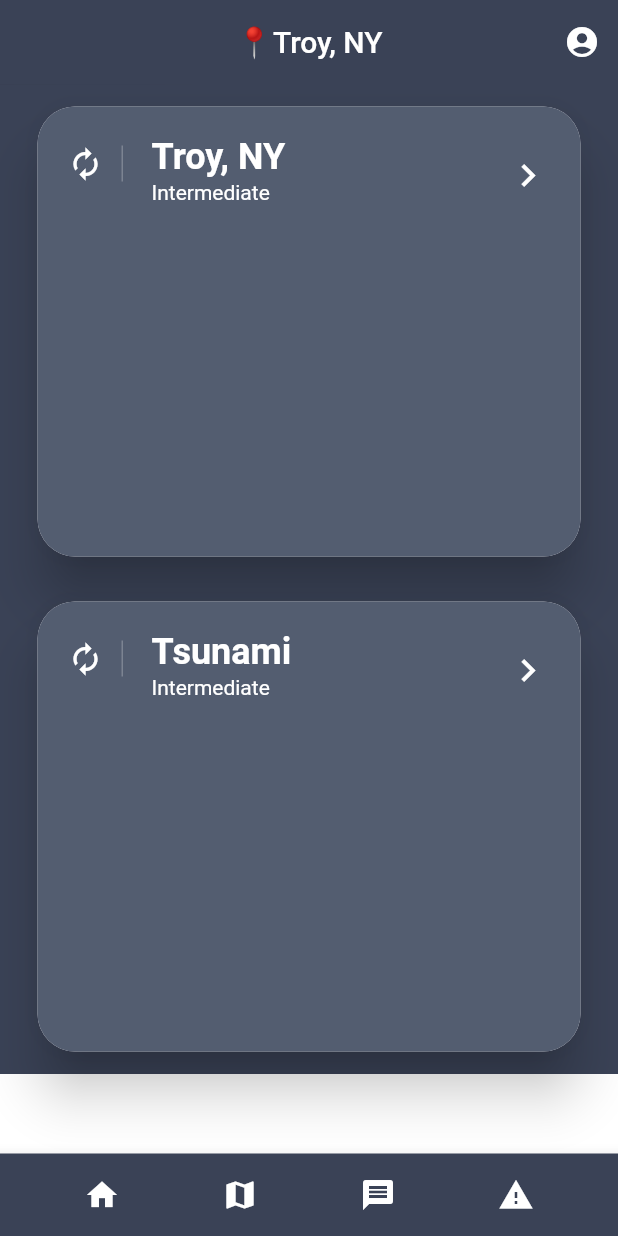
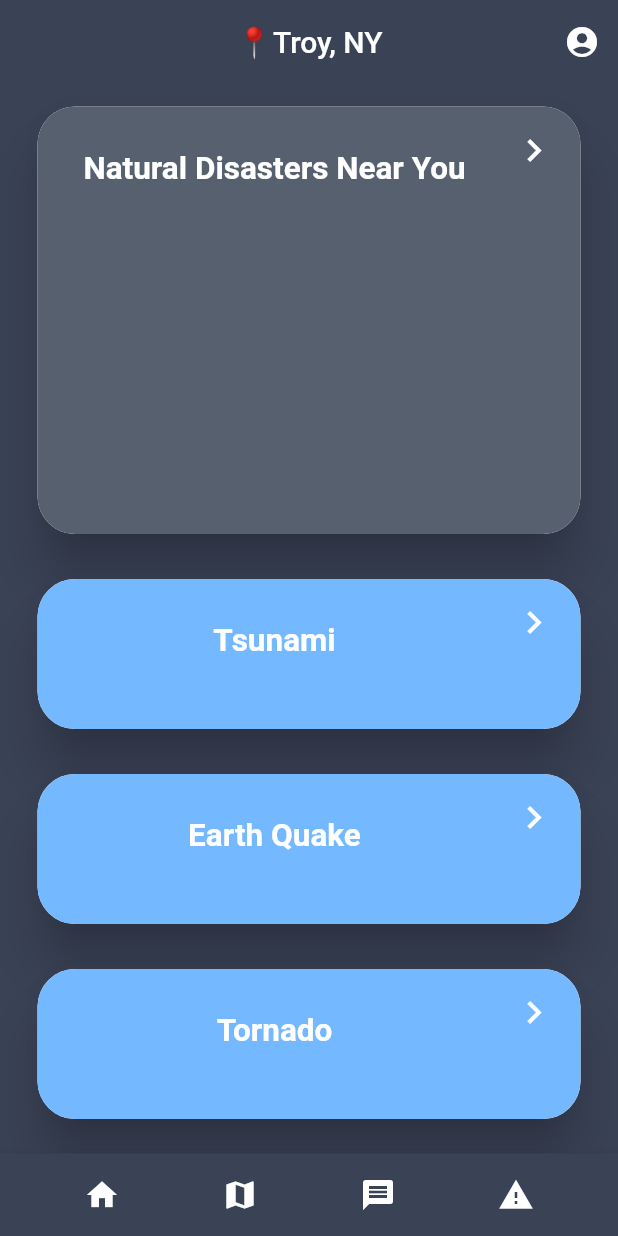
Before and after one commit to rolandrao/Hackathon2019pt2, a Flutter app: the screen it shows after launch, on a phone screen of 412 x 824 dp. Run offline on Flutter 3.47's test engine with Material 2 defaults, Android fonts, the phone set to English and light mode, and no system bars; our stand-ins replace bloc, cached_network_image, cloud_firestore, dio, equatable, firebase_auth and 6 more; accounts and stored records are empty.

Commit message:
Stable Version with Chat

```diff
--- a/lib/EarthQuakeTips.dart
+++ b/lib/EarthQuakeTips.dart
@@ -50,7 +50,7 @@ class _EarthQuakePageState extends State<EarthQuakePage> {
     ListTile makeListTile(Lesson lesson, MaterialPageRoute k) => ListTile(
 
       title: Text(
-         "                                                                " + lesson.title,
+        "                                                                " + lesson.title,
         style: TextStyle(color: lesson.colorTitle, fontWeight: FontWeight.bold, fontSize: 18, ),
         textAlign: TextAlign.center,
       ),
--- a/lib/main.dart
+++ b/lib/main.dart
@@ -1,13 +1,16 @@
 
+import 'package:hackathon2019pt2/EarthQuakeTips.dart';
 import 'package:hackathon2019pt2/Emergency.dart';
+import 'package:hackathon2019pt2/Social.dart';
 import 'package:hackathon2019pt2/map.dart';
 import 'package:hackathon2019pt2/model/lesson.dart';
 import 'package:flutter/material.dart';
 import 'package:hackathon2019pt2/detail_page.dart';
+import 'package:hackathon2019pt2/tornado.dart';
+import 'package:hackathon2019pt2/tsunami.dart';
 import 'package:hackathon2019pt2/ui/home/home_page.dart';
 import 'package:dio/dio.dart';
-import 'package:hackathon2019pt2/Social.dart';
-import 'package:hackathon2019pt2/utils/home.dart';
+import 'package:hackathon2019pt2/wildfire.dart';
 
 void main() => runApp(new MyApp());
 
@@ -44,61 +47,149 @@ class _ListPageState extends State<ListPage> {
 
 
 
-
   @override
   Widget build(BuildContext context) {
-    ListTile makeListTile(Lesson lesson) => ListTile(
-      contentPadding:
-      EdgeInsets.symmetric(horizontal: 20.0, vertical: 10.0),
-      leading: Container(
-        padding: EdgeInsets.only(right: 12.0),
-        decoration: new BoxDecoration(
-            border: new Border(
-                right: new BorderSide(width: 1.0, color: Colors.white24))),
-        child: Icon(Icons.autorenew, color: Colors.white),
+    ListTile makeListTile(Lesson lesson, MaterialPageRoute k) => ListTile(
+      title: Text(
+        "                                                                            " + lesson.title,
+        style: TextStyle(color: lesson.colorTitle, fontWeight: FontWeight.bold, fontSize: 21), textAlign: TextAlign.center,
       ),
-      title: Text(
-        lesson.title,
-        style: TextStyle(color: Colors.white, fontWeight: FontWeight.bold, fontSize: 24),
-      ),
-       subtitle: Text("Intermediate", style: TextStyle(color: Colors.white)),
+      //subtitle: Text(lesson.content, style: TextStyle(color: lesson.colorSub, fontSize: 16, fontWeight:  FontWeight.bold)),
 
       trailing:
       Icon(Icons.keyboard_arrow_right, color: Colors.white, size: 30.0),
       onTap: () {
         Navigator.push(
             context,
-            MaterialPageRoute(
-                builder: (context) => DetailPage()));
+            k);
       },
     );
-
-    Card makeCard(Lesson lesson) => Card(
+    ListView makeBody() => ListView
+      (
+      children: <Widget>[
+        Card(
           elevation: 15.0,
           margin: new EdgeInsets.symmetric(horizontal: 25.0, vertical: 15.0),
           shape: RoundedRectangleBorder(
             borderRadius: BorderRadius.circular(25.0),
           ),
-      child: Container(
+          child:
+          Container(
               width: 200,
-        height: 300,
-        decoration: BoxDecoration(color: Color.fromRGBO(64, 75, 96, .9), borderRadius: BorderRadius.circular(25)),
-        child: makeListTile(lesson),
+              height: 285,
+              decoration: BoxDecoration(color: Color.fromRGBO(87, 96, 111, 1.0), borderRadius: BorderRadius.circular(25)),
+              child: makeListTile(Lesson(
+                  title: "Natural Disasters Near You",
+                  level: "Category 3",
+                  indicatorValue: 0.0,
+                  price: 20,
+                  colorTitle: Colors.white,
+                  colorSub: Colors.black,
+                  content: "                           Category 3                             Aftershock predicted to hit in 1 hour"), MaterialPageRoute(
+                  builder: (context) => ListPage())
+              )
           ),
+        ),
+        Card(
+          elevation: 15.0,
+          margin: new EdgeInsets.symmetric(horizontal: 25.0, vertical: 15.0),
+          shape: RoundedRectangleBorder(
+            borderRadius: BorderRadius.circular(25.0),
+          ),
+          child:
+          Container(
+              width: 200,
+              height: 100,
+              decoration: BoxDecoration(color: Color.fromRGBO(116, 185, 255, 1.0), borderRadius: BorderRadius.circular(25)),
+              child: makeListTile(Lesson(
+                  title: "Tsunami",
+                  level: "Category 3",
+                  indicatorValue: 0.0,
+                  price: 20,
+                  colorTitle: Colors.white,
+                  colorSub: Colors.white,
+                  content: "                           Category 3                             Aftershock predicted to hit in 1 hour"), MaterialPageRoute(
+                  builder: (context) => Tsunami())
+              )
+          ),
+        ),
+        Card(
+          elevation: 15.0,
+          margin: new EdgeInsets.symmetric(horizontal: 25.0, vertical: 15.0),
+          shape: RoundedRectangleBorder(
+            borderRadius: BorderRadius.circular(25.0),
+          ),
+          child:
+          Container(
+              width: 200,
+              height: 100,
+              decoration: BoxDecoration(color: Color.fromRGBO(116, 185, 255, 1.0), borderRadius: BorderRadius.circular(25)),
+              child: makeListTile(Lesson(
+                  title: "Earth Quake",
+                  level: "Category 3",
+                  indicatorValue: 0.0,
+                  price: 20,
+                  colorTitle: Colors.white,
+                  colorSub: Colors.white,
+                  content: "                           Category 3                             Aftershock predicted to hit in 1 hour"), MaterialPageRoute(
+                  builder: (context) => EarthQuake())
+              )
+          ),
+
+        ),Card(
+          elevation: 15.0,
+          margin: new EdgeInsets.symmetric(horizontal: 25.0, vertical: 15.0),
+          shape: RoundedRectangleBorder(
+            borderRadius: BorderRadius.circular(25.0),
+          ),
+          child:
+          Container(
+              width: 200,
+              height: 100,
+              decoration: BoxDecoration(color: Color.fromRGBO(116, 185, 255, 1.0), borderRadius: BorderRadius.circular(25)),
+              child: makeListTile(Lesson(
+                  title: "Tornado",
+                  level: "Category 3",
+                  indicatorValue: 0.0,
+                  price: 20,
+                  colorTitle: Colors.white,
+                  colorSub: Colors.white,
+                  content: "                           Category 3                             Aftershock predicted to hit in 1 hour"), MaterialPageRoute(
+                  builder: (context) => Tornado())
+              )
+          ),
+        ),
+        Card(
+          elevation: 15.0,
+          margin: new EdgeInsets.symmetric(horizontal: 25.0, vertical: 15.0),
+          shape: RoundedRectangleBorder(
+            borderRadius: BorderRadius.circular(25.0),
+          ),
+          child:
+          Container(
+              width: 200,
+              height: 100,
+              decoration: BoxDecoration(color: Color.fromRGBO(116, 185, 255, 1.0), borderRadius: BorderRadius.circular(25)),
+              child: makeListTile(Lesson(
+                  title: "Forest Fire",
+                  level: "Category 3",
+                  indicatorValue: 0.0,
+                  price: 20,
+                  colorTitle: Colors.white,
+                  colorSub: Colors.white,
+                  content: "                           Category 3                             Aftershock predicted to hit in 1 hour"), MaterialPageRoute(
+                  builder: (context) => Fire())
+              )
+          ),
+        ),
+
+
+
+      ],
+
+
     );
 
-    final makeBody = Container(
-      //decoration: BoxDecoration(image: DecorationImage(image: AssetImage('lib/423.jpeg'), fit: BoxFit.cover)),
-      decoration: BoxDecoration(color: Color.fromRGBO(58, 66, 86, 1.0)),
-      child: ListView.builder(
-        scrollDirection: Axis.vertical,
-        shrinkWrap: true,
-        itemCount: lessons.length,
-        itemBuilder: (BuildContext context, int index) {
-          return makeCard(lessons[index]);
-        },
-      ),
-    );
 
     final makeBottom = Container(
       height: 55.0,
@@ -110,6 +201,11 @@ class _ListPageState extends State<ListPage> {
             IconButton(
               icon: Icon(Icons.home, color: Colors.white),
               onPressed: () {
+                Navigator.push(
+                  context,
+                  MaterialPageRoute(builder: (context) => ListPage()),
+                );
+
 
               },
 
@@ -130,6 +226,7 @@ class _ListPageState extends State<ListPage> {
                   context,
                   MaterialPageRoute(builder: (context) => Social()),
                 );
+
               },
             ),
             IconButton(
@@ -164,9 +261,9 @@ class _ListPageState extends State<ListPage> {
 
     return Scaffold(
 
-      backgroundColor: Colors.transparent,
+      backgroundColor: Color.fromRGBO(58, 66, 86, 1.0),
       appBar: topAppBar,
-      body: makeBody,
+      body: makeBody(),
       bottomNavigationBar: makeBottom,
     );
   }
```
Also changed, not shown: 2 other files. Lines whose indentation alone changed are shown as unchanged.
